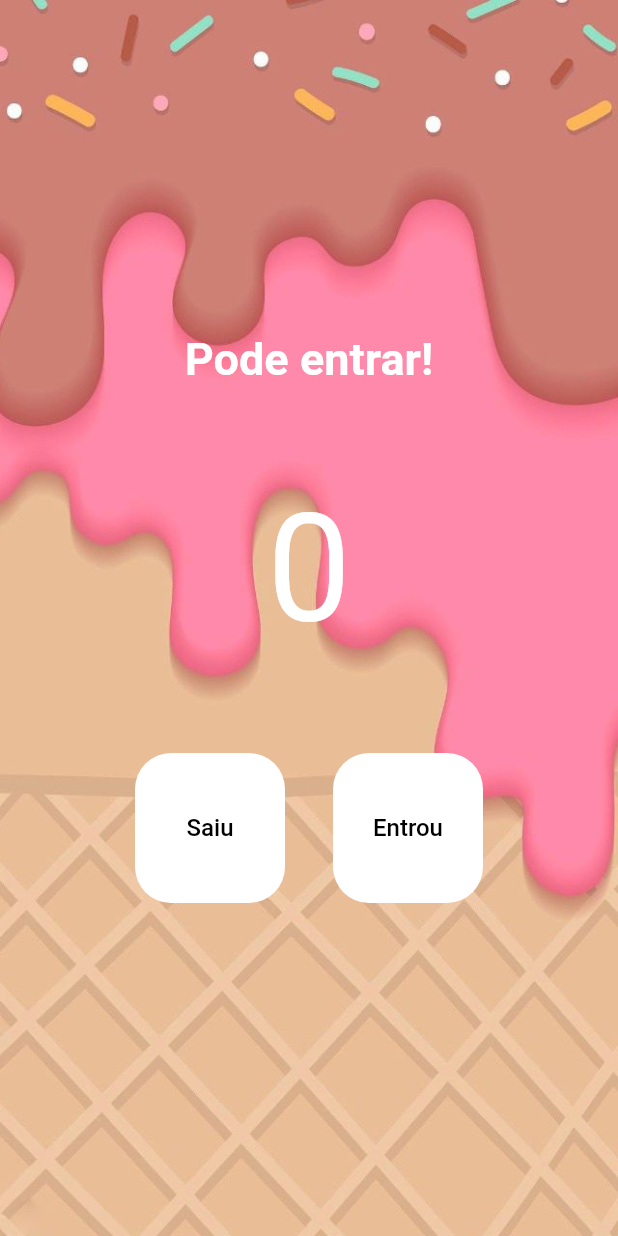
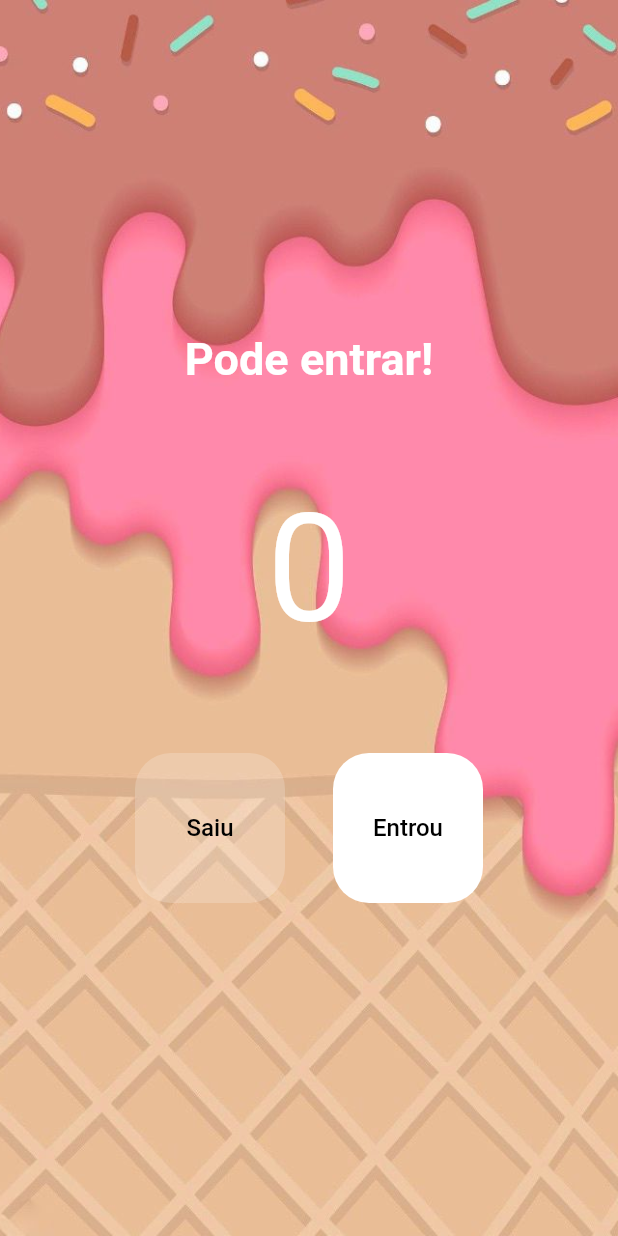
Before and after one commit to fabiof2x/contador-pessoas, a Flutter app: the screen it shows after launch, on a phone screen of 412 x 824 dp. Run offline on Flutter 3.47's test engine with Material 2 defaults, Android fonts, the phone set to English and light mode, and no system bars.

Commit message:
Ajustes Finais

```diff
--- a/lib/main.dart
+++ b/lib/main.dart
@@ -38,6 +38,9 @@ class _HomePageState extends State<HomePage> {
     });
   }
 
+  bool get isEmpty => count == 0;
+  bool get isFull => count == 20;
+
   @override
   Widget build(BuildContext context) {
     return Scaffold(
@@ -52,11 +55,11 @@ class _HomePageState extends State<HomePage> {
         child: Column(
           mainAxisAlignment: MainAxisAlignment.center,
           children: [
-            const Text(
-              'Pode entrar!',
+            Text(
+              isFull ? 'Lotado' : 'Pode entrar!',
               style: TextStyle(
                 fontSize: 30,
-                color: Colors.white,
+                color: isFull ? Colors.red : Colors.white,
                 fontWeight: FontWeight.w700,
               ),
             ),
@@ -67,9 +70,9 @@ class _HomePageState extends State<HomePage> {
               padding: const EdgeInsets.all(32),
               child: Text(
                 '$count',
-                style: const TextStyle(
+                style: TextStyle(
                   fontSize: 100,
-                  color: Colors.white,
+                  color: isFull ? Colors.red : Colors.white,
                 ),
               ),
             ),
@@ -80,9 +83,10 @@ class _HomePageState extends State<HomePage> {
               mainAxisAlignment: MainAxisAlignment.center,
               children: [
                 TextButton(
-                  onPressed: decrement,
+                  onPressed: isEmpty ? null : decrement,
                   style: TextButton.styleFrom(
-                    backgroundColor: Colors.white,
+                    backgroundColor:
+                        isEmpty ? Colors.white.withOpacity(0.2) : Colors.white,
                     fixedSize: const Size(100, 100),
                     primary: Colors.black,
                     shape: RoundedRectangleBorder(
@@ -101,9 +105,10 @@ class _HomePageState extends State<HomePage> {
                   width: 32,
                 ),
                 TextButton(
-                  onPressed: increment,
+                  onPressed: isFull ? null : increment,
                   style: TextButton.styleFrom(
-                    backgroundColor: Colors.white,
+                    backgroundColor:
+                        isFull ? Colors.white.withOpacity(0.2) : Colors.white,
                     fixedSize: const Size(100, 100),
                     primary: Colors.black,
                     shape: RoundedRectangleBorder(
```
